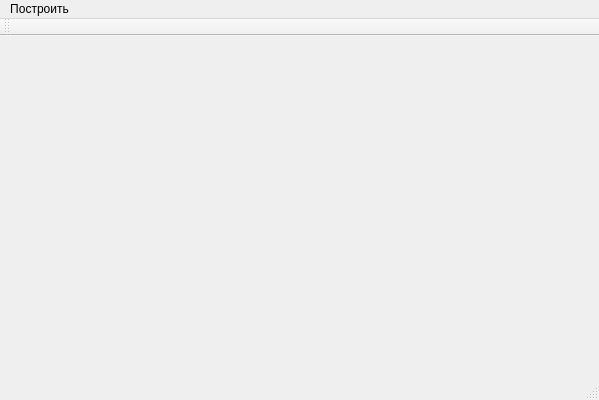
The window that PneumocylinderConfigurator/MainWindow.ui (maxchistt/PneumocylinderConfigurator) describes before a commit, drawn with Qt 5.
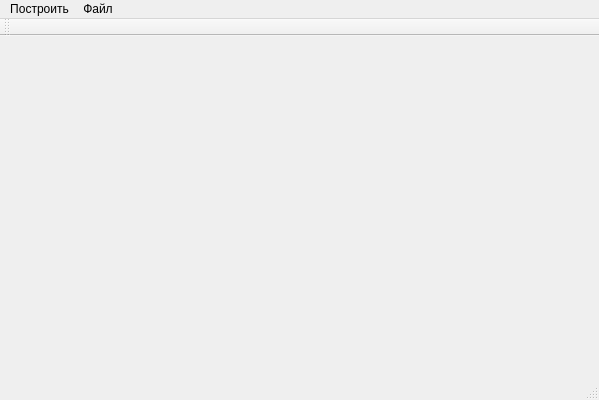
The same window after the commit.

```diff
--- a/PneumocylinderConfigurator/MainWindow.ui
+++ b/PneumocylinderConfigurator/MainWindow.ui
@@ -31,7 +31,15 @@
     <addaction name="action_pneumocyl"/>
     <addaction name="action_clear"/>
    </widget>
+   <widget class="QMenu" name="menu_2">
+    <property name="title">
+     <string>Файл</string>
+    </property>
+    <addaction name="action_open"/>
+    <addaction name="action_save"/>
+   </widget>
    <addaction name="menu"/>
+   <addaction name="menu_2"/>
   </widget>
   <widget class="QToolBar" name="mainToolBar">
    <attribute name="toolBarArea">
```
Left out of the diff: 10 changed lines with no effect on the pictures.
